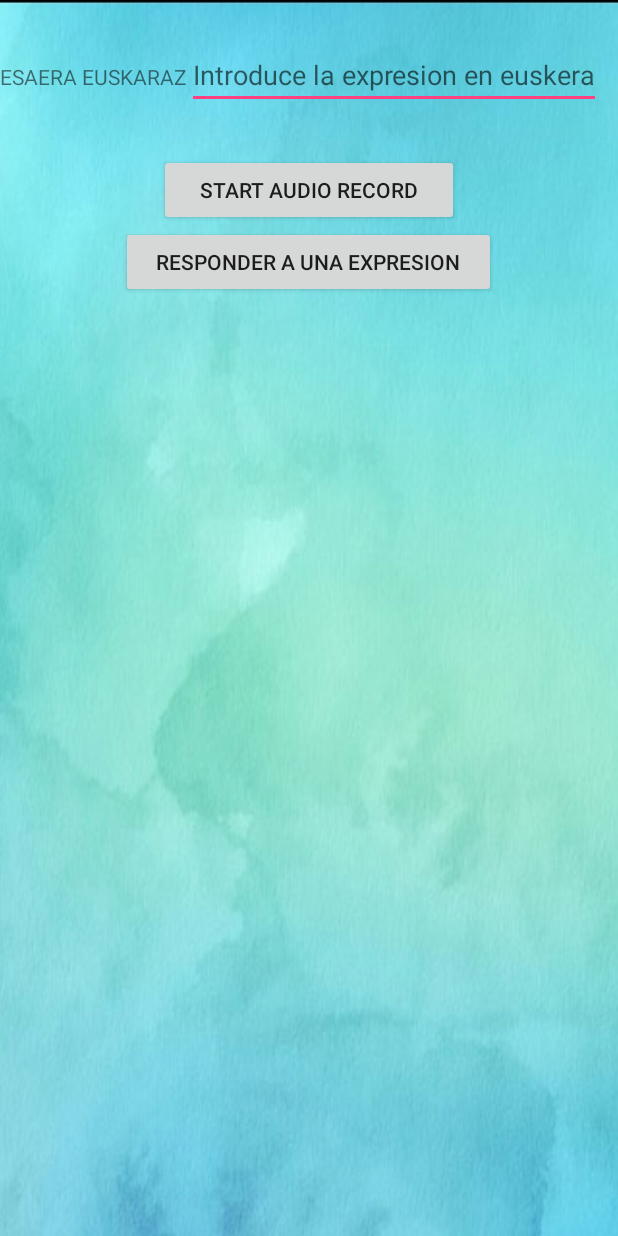
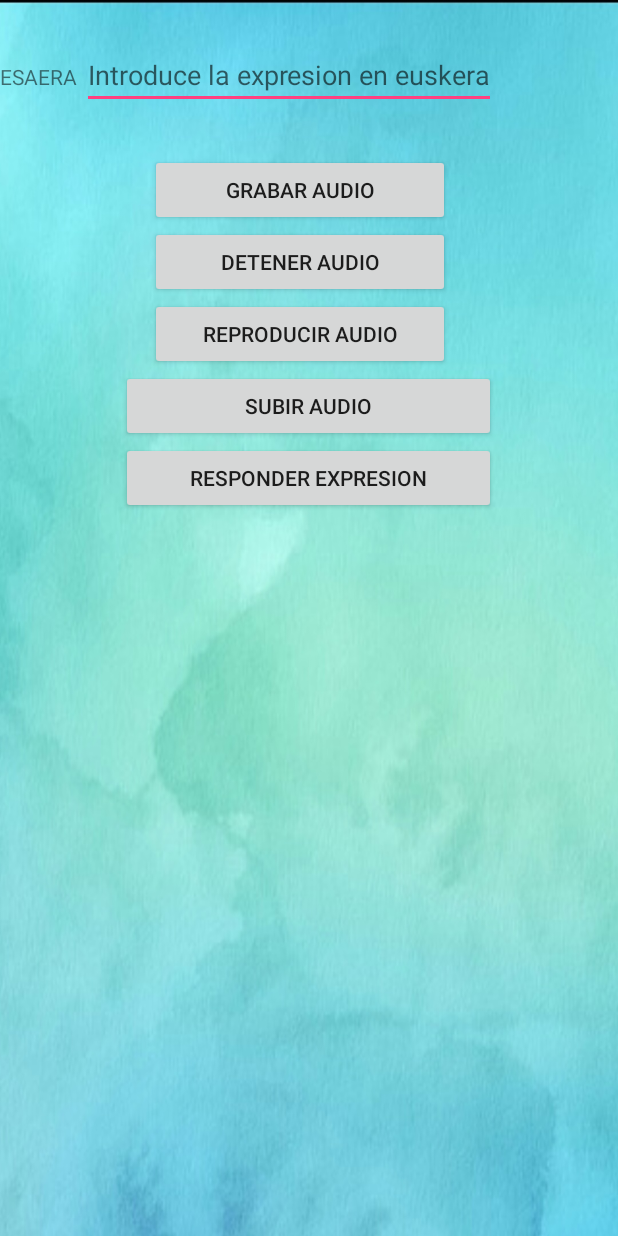
Before and after one commit to truiz010/App_TTA, an Android app: the layout activity_responder_expresion.xml on its own in the app's theme, with its tools: preview values and no code run, on a phone screen of 412 x 824 dp. Run offline under Robolectric (Android 15) with nearby library versions, the phone set to English and light mode, and no system bars; network calls fail.

Commit message:
Terminada la ultima comunicacion con el servidor para subir audio y completar la expresion

```diff
--- a/app/src/main/java/es/ehu/tta/appetc/presentacion/presentacion/EstadoExpresionesActivity.java
+++ b/app/src/main/java/es/ehu/tta/appetc/presentacion/presentacion/EstadoExpresionesActivity.java
@@ -123,7 +123,7 @@ public class EstadoExpresionesActivity extends AppCompatActivity {
 
         if(expresion.getEsaldia().get(id).getAudioFitxIzena().contains("esaera")){
             int num=expresion.getEsaldia().get(id).getIdEsaldiak();
-            String producto = "http://u017633.ehu.eus:28080/static/Appetc_Rest/esaera"+num+".3gpp";
+            String producto = "http://u017633.ehu.eus:28080/static/Appetc_Rest/audio/esaera"+num+".mp4";
             //String producto="http://u017633.ehu.eus:28080/static/ServidorTta/AndroidManifest.mp4";
             showAudio(producto);
         }
--- a/app/src/main/java/es/ehu/tta/appetc/presentacion/presentacion/ExpresionesActivity.java
+++ b/app/src/main/java/es/ehu/tta/appetc/presentacion/presentacion/ExpresionesActivity.java
@@ -310,7 +310,7 @@ public class ExpresionesActivity extends AppCompatActivity {
     public void reproducir2(View view, int id){
         // Toast.makeText(this,"id:"+id,Toast.LENGTH_SHORT).show();
         int num=expresion.getEsaldia().get(id).getIdEsaldiak();
-        producto = "http://u017633.ehu.eus:28080/static/Appetc_Rest/esaera"+num+".mp4";
+        producto = "http://u017633.ehu.eus:28080/static/Appetc_Rest/audio/esaera"+num+".mp4";
         showAudio(producto);
     }
     public void showAudio(String producto){
--- a/app/src/main/res/layout/activity_responder_expresion.xml
+++ b/app/src/main/res/layout/activity_responder_expresion.xml
@@ -15,6 +15,15 @@
         android:textColor="@android:color/black"
         android:textSize="20dp"/>
 
+    <!-- <TextView
+         android:layout_width="match_parent"
+         android:layout_height="wrap_content"
+         android:layout_marginTop="15dp"
+         android:text="Graba y sube el audio de la expresion a responder en euskera"
+         android:textColor="@android:color/black"
+         android:gravity="center"
+         android:textSize="20dp"/>-->
+
     <GridLayout
         android:layout_width="match_parent"
         android:layout_height="wrap_content"
@@ -22,7 +31,7 @@
 
 
         <TextView
-            android:text="ESAERA EUSKARAZ"
+            android:text="ESAERA "
             android:layout_width="wrap_content"
             android:layout_height="wrap_content"/>
 
@@ -32,23 +41,56 @@
             android:layout_height="wrap_content"
             android:hint="Introduce la expresion en euskera"/>
 
-    </GridLayout>
+    </GridLayout>-->
 
-    <Button
+    <!--<Button
         android:layout_width="200dp"
         android:layout_height="wrap_content"
         android:layout_gravity="center"
         android:text="START AUDIO RECORD"
         android:layout_marginTop="30dp"
-        android:onClick="AudioRecord"/>
+        android:onClick="AudioRecord"/>-->
 
+    <Button
+        android:id="@+id/grabar"
+        android:layout_width="200dp"
+        android:layout_height="wrap_content"
+        android:layout_marginTop="30dp"
+        android:layout_marginLeft="100dp"
+        android:gravity="center"
+        android:onClick="grabar"
+        android:text="GRABAR AUDIO" />
 
+    <Button
+        android:id="@+id/detener"
+        android:layout_width="200dp"
+        android:layout_marginLeft="100dp"
+        android:layout_height="wrap_content"
+        android:gravity="center"
+        android:onClick="detener"
+        android:text="DETENER AUDIO" />
+
+    <Button
+        android:id="@+id/reproducir"
+        android:layout_width="200dp"
+        android:layout_marginLeft="100dp"
+        android:layout_height="wrap_content"
+        android:gravity="center"
+        android:onClick="reproducir"
+        android:text="REPRODUCIR AUDIO" />
 
     <Button
         android:layout_width="250dp"
         android:layout_height="wrap_content"
         android:layout_gravity="center"
-        android:text="RESPONDER A UNA EXPRESION"
-        android:onClick="completarExpresion"/>
+        android:onClick="subirAudio"
+        android:text="SUBIR AUDIO" />
+
+    <Button
+        android:layout_width="250dp"
+        android:layout_height="wrap_content"
+        android:layout_gravity="center"
+        android:onClick="completarExpresion"
+        android:text="RESPONDER EXPRESION" />
 
 </LinearLayout>
```
Also changed, not shown: app/src/main/AndroidManifest.xml (+32 -31 lines), app/src/main/java/es/ehu/tta/appetc/presentacion/modelo/RestClient.java (+8 -0 lines), app/src/main/java/es/ehu/tta/appetc/presentacion/presentacion/ExpresionesVaciasActivity.java (+10 -20 lines), app/src/main/java/es/ehu/tta/appetc/presentacion/presentacion/ResponderExpresionActivity.java (+53 -67 lines).
